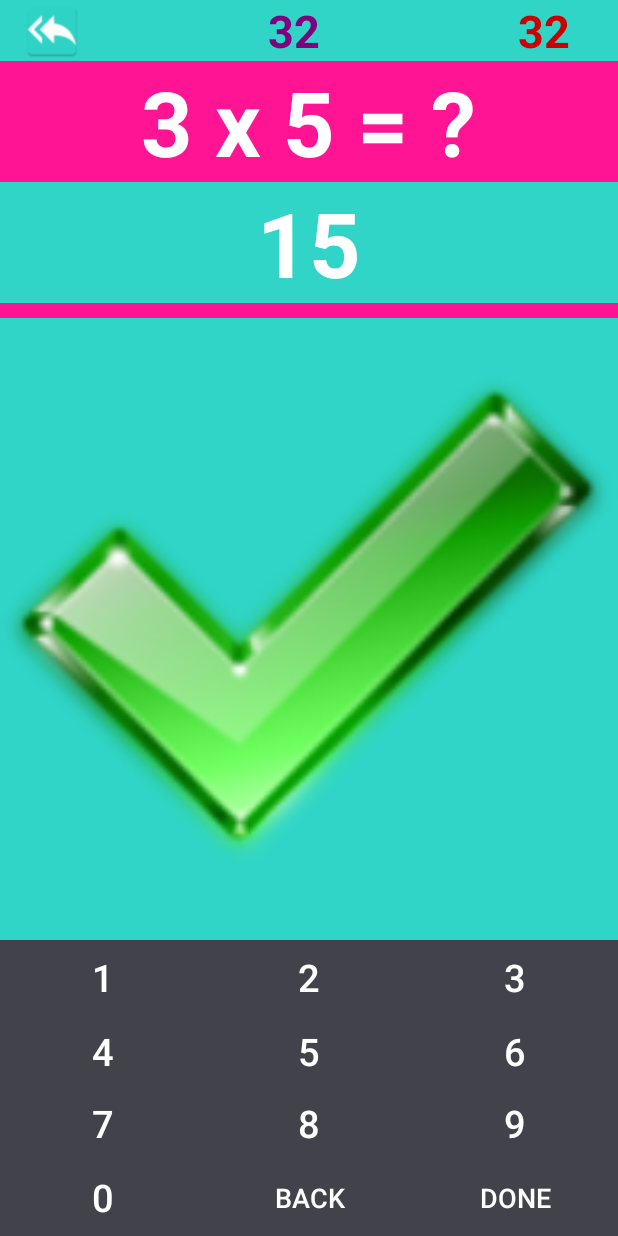
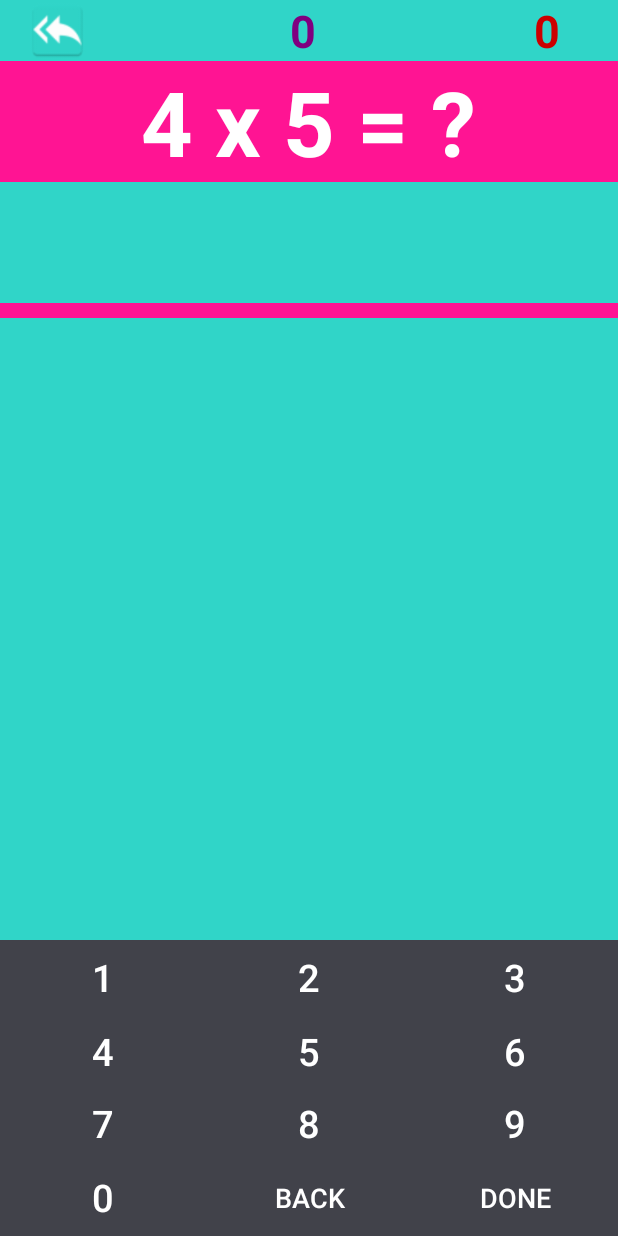
Before and after one commit to CheetaTech/MultiplicationTable, an Android app: the TrainingActivity screen opened directly, with no data from a screen before it, after a tap on "DONE", on a phone screen of 412 x 824 dp. Run offline under Robolectric (Android 15) with nearby library versions, the phone set to English and light mode, and no system bars; 1 statement that could not run was skipped.

Commit message:
Training bolumu yazıldı karışık şekilde soru sorulması yazılacak

```diff
--- a/app/src/main/java/com/multiplationtable/TrainingActivity.java
+++ b/app/src/main/java/com/multiplationtable/TrainingActivity.java
@@ -1,10 +1,13 @@
 package com.multiplationtable;
 
+import android.graphics.Bitmap;
+import android.graphics.BitmapFactory;
 import android.os.Bundle;
 import android.support.design.widget.FloatingActionButton;
 import android.support.design.widget.Snackbar;
 import android.support.v7.app.AppCompatActivity;
 import android.support.v7.widget.Toolbar;
+import android.util.Log;
 import android.view.View;
 import android.view.WindowManager;
 import android.widget.Button;
@@ -13,12 +16,15 @@ import android.widget.TextView;
 
 import org.w3c.dom.Text;
 
+import java.util.ArrayList;
 import java.util.Observable;
 import java.util.Observer;
 
+import controller.SelectionController;
+import controller.TrainingController;
 import model.TrainingModel;
 
-public class TrainingActivity extends AppCompatActivity implements View.OnClickListener ,Observer{
+public class TrainingActivity extends AppCompatActivity implements View.OnClickListener ,Observer, TrainingController.OnQuestionAskingListener{
 
 
     int[] keyboardButtonId = new int[]{ R.id.one_btn,
@@ -36,8 +42,12 @@ public class TrainingActivity extends AppCompatActivity implements View.OnClickL
                                         };
 
     TextView answerText = null;
+    TextView questionText = null;
     TrainingModel trainingModel = null;
 
+    ImageView answerImage = null;
+    TrainingController controller = null;
+    private int correctValue = 0, wrongValue = 0;
     /**
      * İkon olarak doğru ise drawable icindeki correct_image
      * yanlışlarda ise wrong_image imgesi kullanılacaktır.
@@ -57,7 +67,16 @@ public class TrainingActivity extends AppCompatActivity implements View.OnClickL
             ((Button)findViewById(keyboardButtonId[i])).setOnClickListener(this);
         ((ImageView)findViewById(R.id.backImageView)).setOnClickListener(this);
         answerText = (TextView)findViewById(R.id.answerText);
-        answerText.setOnClickListener(this);
+        questionText = (TextView)findViewById(R.id.questionText);
+        answerImage = (ImageView)findViewById(R.id.answerImageView);
+        ((TextView)findViewById(R.id.wrongValText)).setText(String.valueOf(wrongValue));
+        ((TextView)findViewById(R.id.correctValText)).setText(String.valueOf(correctValue));
+
+
+
+        controller = new TrainingController(getApplicationContext());
+        controller.setListener(this);
+        controller.askQuestion();
     }
 
     @Override
@@ -99,7 +118,7 @@ public class TrainingActivity extends AppCompatActivity implements View.OnClickL
                 trainingModel.deleteKeyboardNumber();
                 break;
             case R.id.done_btn:
-
+                controller.doneControl(trainingModel.getTotalKeyboardString());
                 break;
             case R.id.backImageView:
                     onBackPressed();
@@ -114,4 +133,36 @@ public class TrainingActivity extends AppCompatActivity implements View.OnClickL
     public void update(Observable observable, Object data) {
         answerText.setText(trainingModel.getTotalKeyboardString());
     }
+
+    @Override
+    public void OnCorrectAnswer(Bitmap bitmap) {
+        answerImage.setVisibility(View.VISIBLE);
+        answerImage.setImageBitmap(bitmap);
+        ((TextView)findViewById(R.id.correctValText)).setText(String.valueOf(correctValue++));
+        answerText.setText("");
+        trainingModel.clearKeyboard();
+        controller.askQuestion();
+        answerImage.setVisibility(View.INVISIBLE);
+
+    }
+
+    @Override
+    public void OnWrongAnswer(Bitmap bitmap) {
+        answerImage.setVisibility(View.VISIBLE);
+        answerImage.setImageBitmap(bitmap);
+        ((TextView) findViewById(R.id.wrongValText)).setText(String.valueOf(wrongValue++));
+
+        answerText.setText("");
+        trainingModel.clearKeyboard();
+        controller.askQuestion();
+        answerImage.setVisibility(View.INVISIBLE);
+        controller.askQuestion();
+    }
+
+    @Override
+    public void OnQuestion(String message) {
+        if(questionText == null)
+            return;
+        questionText.setText(message);
+    }
 }
--- a/app/src/main/java/controller/TrainingController.java
+++ b/app/src/main/java/controller/TrainingController.java
@@ -1,18 +1,90 @@
 package controller;
 
+
+import android.content.Context;
+import android.graphics.Bitmap;
+import android.graphics.BitmapFactory;
+import android.util.Log;
+
+import com.multiplationtable.R;
+import com.multiplationtable.TrainingActivity;
+
+import java.util.ArrayList;
 
 import model.TrainingModel;
 
 public class TrainingController {
 
+    public interface OnQuestionAskingListener{
+        void OnCorrectAnswer(Bitmap correctBitmap);
+        void OnWrongAnswer(Bitmap wrongBitmap);
+        void OnQuestion(String message);
+    }
+
+    private int firstInt =1 ;
+    private int secondInt = 2;
+    private int responseInt;
+    Bitmap correctBitmap,wrongBitmap;
+    private OnQuestionAskingListener listener = null;
+
+    private ArrayList<Integer> list = new ArrayList<Integer>();
     private TrainingModel trainingModel = null;
     public TrainingController()
     {
         trainingModel = new TrainingModel();
+    }
+    public TrainingController(Context context)
+    {
+        trainingModel = new TrainingModel();
+        correctBitmap = BitmapFactory.decodeResource(context.getResources(),
+                R.drawable.correct_image);
+        wrongBitmap = BitmapFactory.decodeResource(context.getResources(),
+                R.drawable.wrong_image);
     }
 
     public void addNumber(String number)
     {
         this.trainingModel.addKeyboardNumber(number);
     }
+    public void setListener(final OnQuestionAskingListener listener)
+    {
+        this.listener = listener;
+    }
+
+    public void setSelectedList(ArrayList<Integer> list)
+    {
+        this.list = list;
+    }
+
+    public void askQuestion()
+    {
+        this.firstInt += 1 ;
+        this.secondInt += 1 ;
+        this.responseInt = this.firstInt * this.secondInt;
+        listener.OnQuestion(String.valueOf(this.firstInt)+" x "+this.secondInt+" = ?");
+    }
+
+    public void doneControl(String answer)
+    {
+        int val = Integer.parseInt(answer);
+        if(val == responseInt)
+        {
+            Log.e("RESPONSE","Cevap Doğrudur.");
+            listener.OnCorrectAnswer(correctBitmap);
+        }else{
+            Log.e("RESPONSE","Cevap Yanlıştır");
+            listener.OnWrongAnswer(wrongBitmap);
+        }
+        // burada son sorulan sorunun cevabı ile karşılaştırılacak
+    }
+
+    public Bitmap getCorrectBitmap()
+    {
+        return this.correctBitmap;
+    }
+    public Bitmap getWrongBitmap()
+    {
+        return this.wrongBitmap;
+    }
+
 }
--- a/app/src/main/java/model/TrainingModel.java
+++ b/app/src/main/java/model/TrainingModel.java
@@ -57,4 +57,8 @@ public class TrainingModel extends Observable{
     {
         return this.totalKeyboardString.length();
     }
+    public void clearKeyboard()
+    {
+        this.totalKeyboardString = "";
+    }
 }
--- a/app/src/main/res/layout/content_training.xml
+++ b/app/src/main/res/layout/content_training.xml
@@ -57,6 +57,7 @@
                 android:textSize="25sp" />
             -->
             <TextView
+                android:id="@+id/correctValText"
                 android:layout_width="wrap_content"
                 android:layout_height="wrap_content"
                 android:layout_gravity="center"
@@ -94,6 +95,7 @@
                 android:textSize="25sp" />
             -->
             <TextView
+                android:id="@+id/wrongValText"
                 android:layout_width="wrap_content"
                 android:layout_height="wrap_content"
                 android:layout_gravity="center"
@@ -165,7 +167,7 @@
             android:layout_width="wrap_content"
             android:layout_height="wrap_content"
             android:text="3 x 5 = ?"
-            android:id="@+id/textView"
+            android:id="@+id/questionText"
             android:layout_centerVertical="true"
             android:layout_alignParentRight="true"
             android:layout_alignParentEnd="true"
@@ -193,7 +195,7 @@
         <TextView
             android:layout_width="wrap_content"
             android:layout_height="wrap_content"
-            android:text="15"
+            android:text=""
             android:id="@+id/answerText"
             android:layout_centerVertical="true"
             android:layout_alignParentRight="true"
@@ -222,11 +224,13 @@
         android:orientation="horizontal">
 
         <ImageView
+            android:id="@+id/answerImageView"
             android:layout_width="match_parent"
             android:layout_height="match_parent"
             android:layout_weight="1"
             android:layout_gravity="left"
-            android:src="@drawable/correct_image"/>
+
+            />
     </LinearLayout>
 
 
```
Also changed, not shown: app/src/main/java/com/multiplationtable/TrainSelectActivity.java (+31 -14 lines).
